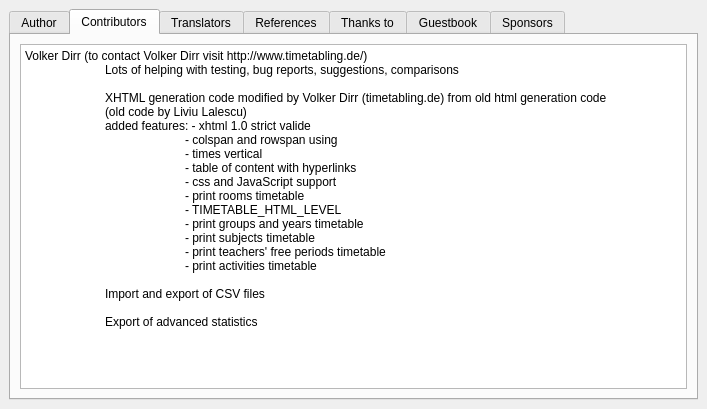
The window that fet/src/interface/helpaboutform_template.ui (vonmecheln/fet) describes before a commit, drawn with Qt 5.
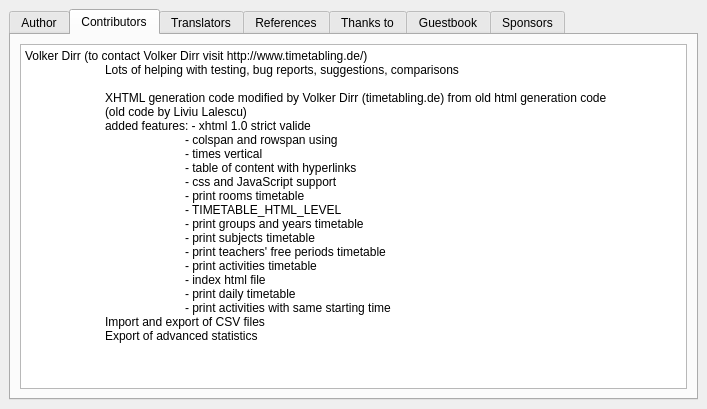
The same window after the commit. The open tabs and pages were chosen to show the change.

The edit to the form file:
```diff
--- a/fet/src/interface/helpaboutform_template.ui
+++ b/fet/src/interface/helpaboutform_template.ui
@@ -98,9 +98,10 @@
 &lt;p style=" margin-top:0px; margin-bottom:0px; margin-left:0px; margin-right:0px; -qt-block-indent:0; text-indent:0px; font-size:9pt;">		- print subjects timetable&lt;/p>
 &lt;p style=" margin-top:0px; margin-bottom:0px; margin-left:0px; margin-right:0px; -qt-block-indent:0; text-indent:0px; font-size:9pt;">		- print teachers' free periods timetable&lt;/p>
 &lt;p style=" margin-top:0px; margin-bottom:0px; margin-left:0px; margin-right:0px; -qt-block-indent:0; text-indent:0px; font-size:9pt;">		- print activities timetable&lt;/p>
-&lt;p style="-qt-paragraph-type:empty; margin-top:0px; margin-bottom:0px; margin-left:0px; margin-right:0px; -qt-block-indent:0; text-indent:0px; font-size:9pt;">&lt;/p>
+&lt;p style=" margin-top:0px; margin-bottom:0px; margin-left:0px; margin-right:0px; -qt-block-indent:0; text-indent:0px; font-size:9pt;">		- index html file&lt;/p>
+&lt;p style=" margin-top:0px; margin-bottom:0px; margin-left:0px; margin-right:0px; -qt-block-indent:0; text-indent:0px; font-size:9pt;">		- print daily timetable&lt;/p>
+&lt;p style=" margin-top:0px; margin-bottom:0px; margin-left:0px; margin-right:0px; -qt-block-indent:0; text-indent:0px; font-size:9pt;">		- print activities with same starting time&lt;/p>
 &lt;p style=" margin-top:0px; margin-bottom:0px; margin-left:0px; margin-right:0px; -qt-block-indent:0; text-indent:0px; font-size:9pt;">	Import and export of CSV files&lt;/p>
-&lt;p style="-qt-paragraph-type:empty; margin-top:0px; margin-bottom:0px; margin-left:0px; margin-right:0px; -qt-block-indent:0; text-indent:0px; font-size:9pt;">&lt;/p>
 &lt;p style=" margin-top:0px; margin-bottom:0px; margin-left:0px; margin-right:0px; -qt-block-indent:0; text-indent:0px; font-size:9pt;">	Export of advanced statistics&lt;/p>&lt;/body>&lt;/html></string>
          </property>
         </widget>
```
Left out of the diff: 6 changed lines with no effect on the pictures.
